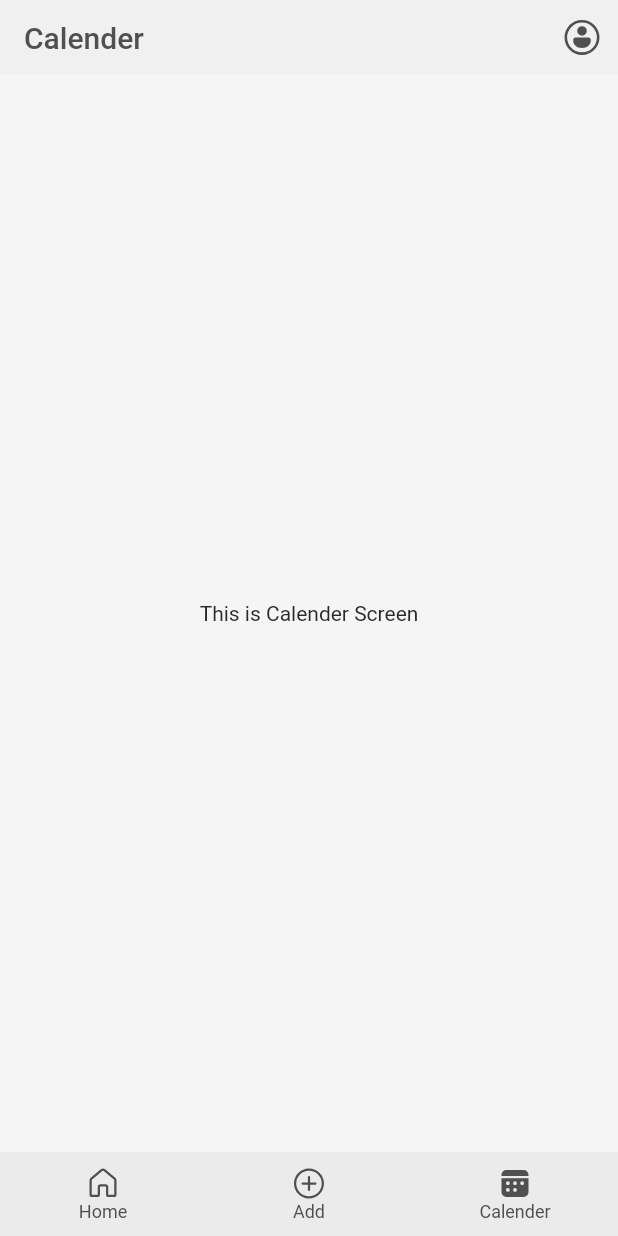
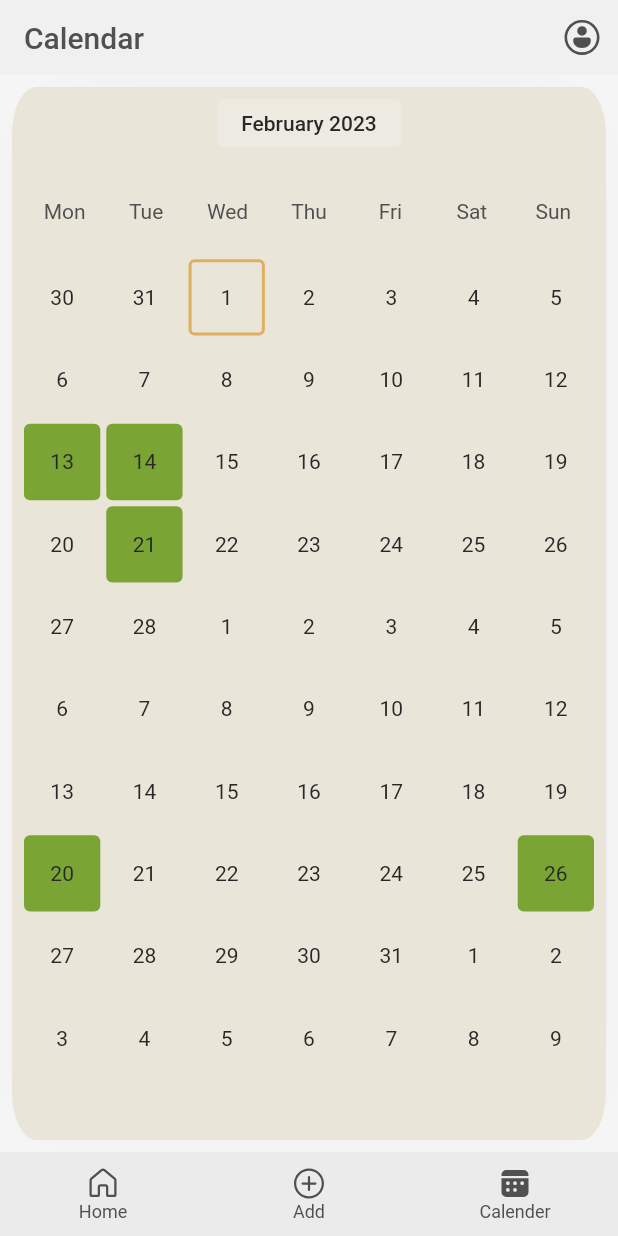
Before and after one commit to talukanyani/student-calendar-app, a Flutter app: the screen it shows after launch, item 3 of the bottom bar chosen, on a phone screen of 412 x 824 dp. Run offline on Flutter 3.47's test engine with Material 2 defaults, Android fonts, the phone set to English and light mode, and no system bars; our stand-ins replace fluentui_system_icons, iconsax.

Commit message:
calender ui

```diff
--- a/lib/screens/calender/calender.dart
+++ b/lib/screens/calendar/calendar.dart
@@ -2,17 +2,16 @@ import 'package:flutter/material.dart';
 
 import 'package:sc_app/widgets/primary_top_bar.dart';
 import 'package:sc_app/widgets/bottom_bar.dart';
+import 'package:sc_app/screens/calendar/widgets/calendar.dart';
 
-class CalenderScreen extends StatelessWidget {
-  const CalenderScreen({super.key});
+class CalendarScreen extends StatelessWidget {
+  const CalendarScreen({super.key});
 
   @override
   Widget build(BuildContext context) {
     return const Scaffold(
-      appBar: PrimaryTopBar(title: 'Calender'),
-      body: Center(
-        child: Text('This is Calender Screen'),
-      ),
+      appBar: PrimaryTopBar(title: 'Calendar'),
+      body: Calendar(),
       bottomNavigationBar: BottomBar(screenIndex: 2),
     );
   }
--- /dev/null
+++ b/lib/screens/calendar/widgets/calendar.dart
@@ -0,0 +1,99 @@
+import 'package:flutter/material.dart';
+import 'package:sc_app/screens/calendar/widgets/calendar_day.dart';
+
+class Calendar extends StatelessWidget {
+  const Calendar({super.key});
+
+  int getDate(int index) {
+    int date = 30 + index;
+
+    if (date <= 31) {
+      return date;
+    } else if (date <= 59) {
+      return date - 31;
+    } else if (date <= 90) {
+      return date - 59;
+    } else {
+      return date - 90;
+    }
+  }
+
+  @override
+  Widget build(BuildContext context) {
+    return Container(
+      margin: const EdgeInsets.all(8),
+      padding: const EdgeInsets.all(8),
+      width: MediaQuery.of(context).size.width,
+      height: MediaQuery.of(context).size.height,
+      decoration: BoxDecoration(
+        color: Theme.of(context).colorScheme.onPrimary,
+        borderRadius: const BorderRadius.all(Radius.elliptical(16, 32)),
+        boxShadow: <BoxShadow>[
+          BoxShadow(
+            blurRadius: 32,
+            spreadRadius: -28,
+            color: Theme.of(context).shadowColor,
+          ),
+        ],
+      ),
+      child: Column(
+        children: [
+          Container(
+            padding: const EdgeInsets.symmetric(horizontal: 16, vertical: 8),
+            decoration: BoxDecoration(
+              color: Theme.of(context).backgroundColor.withOpacity(0.3),
+              borderRadius: BorderRadius.circular(4),
+            ),
+            child: const Text(
+              'February 2023',
+              style: TextStyle(fontWeight: FontWeight.w500),
+            ),
+          ),
+          const SizedBox(height: 16),
+          SizedBox(
+            height: MediaQuery.of(context).size.width / 7,
+            child: GridView.count(
+              crossAxisCount: 7,
+              children: const [
+                WeekDay(day: 'Mon'),
+                WeekDay(day: 'Tue'),
+                WeekDay(day: 'Wed'),
+                WeekDay(day: 'Thu'),
+                WeekDay(day: 'Fri'),
+                WeekDay(day: 'Sat'),
+                WeekDay(day: 'Sun'),
+              ],
+            ),
+          ),
+          Expanded(
+            child: GridView.builder(
+              gridDelegate: const SliverGridDelegateWithFixedCrossAxisCount(
+                crossAxisCount: 7,
+                crossAxisSpacing: 4,
+                mainAxisSpacing: 4,
+              ),
+              itemCount: 70,
+              itemBuilder: (context, index) {
+                return Day(
+                  date: getDate(index),
+                  isCurrentDate: index == 2,
+                  activities: index == 14
+                      ? const ['Activity1', 'Activity2']
+                      : index == 15
+                          ? const ['Activity1']
+                          : index == 22
+                              ? const ['Activity1']
+                              : index == 49
+                                  ? const ['Activity1']
+                                  : index == 55
+                                      ? const ['Activity1']
+                                      : const [],
+                );
+              },
+            ),
+          ),
+        ],
+      ),
+    );
+  }
+}
--- /dev/null
+++ b/lib/screens/calendar/widgets/calendar_day.dart
@@ -0,0 +1,52 @@
+import 'package:flutter/material.dart';
+
+class Day extends StatelessWidget {
+  const Day({
+    super.key,
+    required this.date,
+    this.activities = const [],
+    this.isCurrentDate = false,
+  });
+
+  final int date;
+  final List activities;
+  final bool isCurrentDate;
+
+  @override
+  Widget build(BuildContext context) {
+    return Container(
+      alignment: Alignment.center,
+      decoration: BoxDecoration(
+        color: activities.isNotEmpty
+            ? Theme.of(context).colorScheme.tertiary
+            : null,
+        borderRadius: BorderRadius.circular(4),
+        border: isCurrentDate
+            ? Border.all(
+                width: 2,
+                color: Theme.of(context).colorScheme.secondary,
+              )
+            : null,
+      ),
+      child: Text(date.toString()),
+    );
+  }
+}
+
+class WeekDay extends StatelessWidget {
+  const WeekDay({super.key, required this.day});
+
+  final String day;
+
+  @override
+  Widget build(BuildContext context) {
+    return Center(
+      child: Text(
+        day,
+        style: TextStyle(
+          color: Theme.of(context).textTheme.headline5?.color,
+        ),
+      ),
+    );
+  }
+}
--- a/lib/widgets/bottom_bar.dart
+++ b/lib/widgets/bottom_bar.dart
@@ -3,7 +3,7 @@ import 'package:fluentui_system_icons/fluentui_system_icons.dart';
 
 import 'package:sc_app/screens/home/home.dart';
 import 'package:sc_app/screens/add/add.dart';
-import 'package:sc_app/screens/calender/calender.dart';
+import 'package:sc_app/screens/calendar/calendar.dart';
 
 class BottomBar extends StatelessWidget {
   const BottomBar({required this.screenIndex, super.key});
@@ -13,7 +13,7 @@ class BottomBar extends StatelessWidget {
   static const List<Widget> _primaryScreens = <Widget>[
     HomeScreen(),
     AddScreen(),
-    CalenderScreen(),
+    CalendarScreen(),
   ];
 
   @override
```
